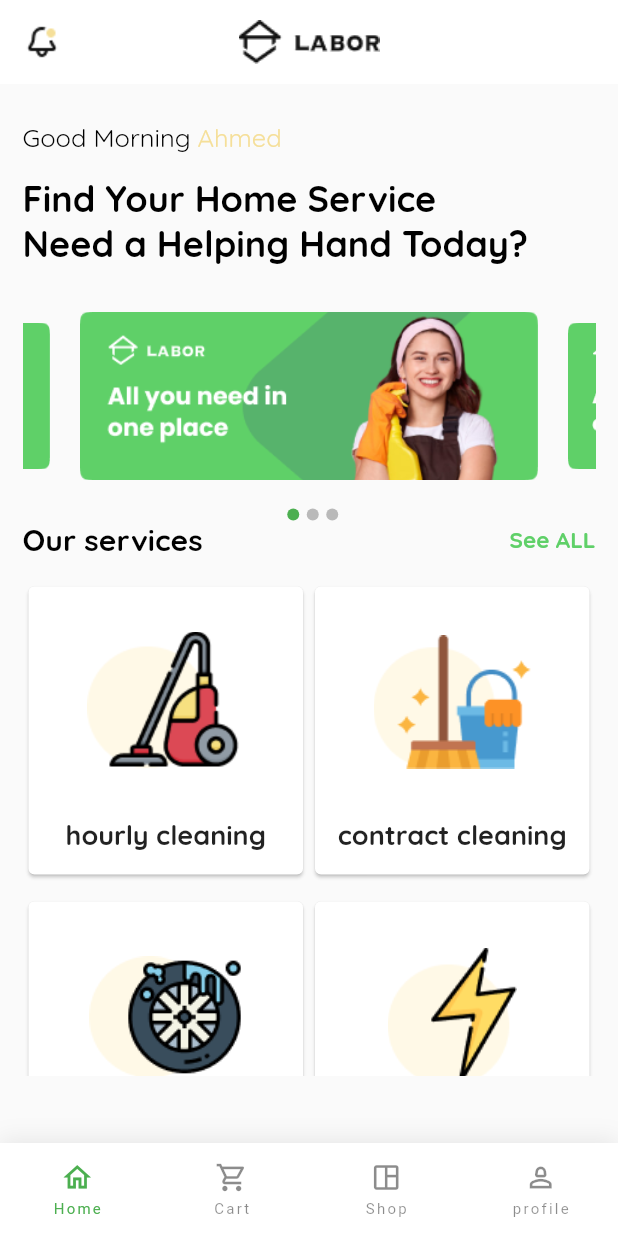
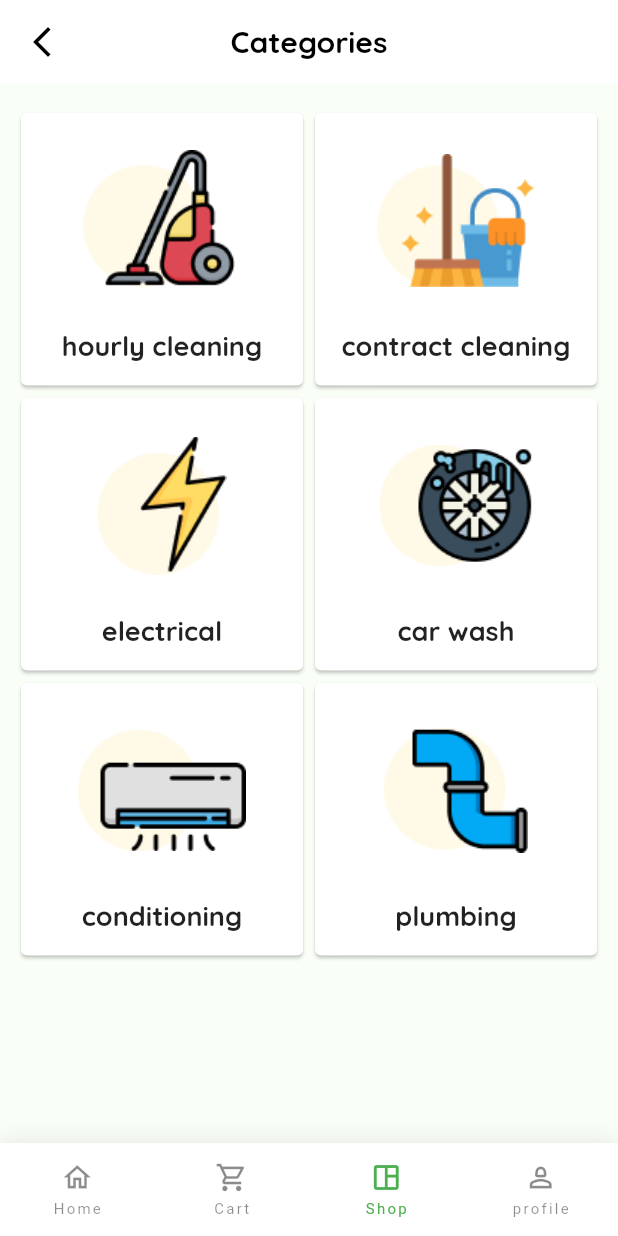
Before and after one commit to Ahmed-Alshobaki/Home-Services-App, a Flutter app: the screen it shows after launch, on a phone screen of 412 x 824 dp. Run offline on Flutter 3.47's test engine with Material 2 defaults, Android fonts, the phone set to English and light mode, and no system bars; drawn by our look-alikes of carousel_slider; our stand-ins replace awesome_bottom_bar, awesome_dialog, dartz, flutter_otp_text_field, get, introduction_screen and 1 more; missing offline and left inert: flutter_floating_bottom_bar, image_pickers.

Commit message:
Add-Categories

```diff
--- a/lib/controlle/Home/Home.dart
+++ b/lib/controlle/Home/Home.dart
@@ -2,6 +2,7 @@ import 'package:awesome_bottom_bar/tab_item.dart';
 import 'package:carousel_slider/carousel_slider.dart';
 import 'package:flutter/material.dart';
 import 'package:get/get.dart';
+import 'package:shop/core/resources/manager_routes.dart';
 
 class HomeControlle extends GetxController{
   CarouselController buttonCarouselController = CarouselController();
@@ -18,30 +19,20 @@ class HomeControlle extends GetxController{
       return  visit==index?Colors.green:Colors.black26;
       }
 
-  List<TabItem> items = [
-    TabItem(
-      icon: Icons.home_outlined,
-      title: 'Home',
-    ),
 
-
-    TabItem(
-      icon: Icons.shopping_cart_outlined,
-      title: 'Cart',
-    ),
-    TabItem(
-      icon: Icons.space_dashboard_outlined,
-      title: 'Shop',
-    ),
-    TabItem(
-      icon: Icons.person_2_outlined,
-      title: 'profile',
-    ),
-  ];
   late List<Widget>? listimages = [Image.asset("assets/home/1.png"),Image.asset("assets/home/1.png"),Image.asset("assets/home/1.png")];
   getdataindex(int index){
     this.indexx = index;
     update();
 
   }
+
+  gotoshop(){
+    if(visit==2){
+      Get.toNamed(ManagerRoutes.Shop);
+      update();
+      visit=0;
+    }
+
+  }
 }
--- /dev/null
+++ b/lib/controlle/Shop/Shop.dart
@@ -0,0 +1,9 @@
+import 'package:get/get.dart';
+
+class ShopController extends GetxController{
+  late int visit = 2;
+  getdata(int index ){
+    visit = index;
+    update();
+  }
+}
--- a/lib/core/constant/Pages.dart
+++ b/lib/core/constant/Pages.dart
@@ -7,6 +7,7 @@ import '../../view/Auth/login/Login.dart';
 import '../../view/Auth/verifycodeReset/verifycode.dart';
 import '../../view/Auth/verifycodeResetSingup/verifycode.dart';
 import '../../view/Home/Home.dart';
+import '../../view/Home/shop.dart';
 import '../../view/welcome page/language/language.dart';
 import '../../view/welcome page/onboarding1/onboarding1.dart';
 import '../../view/welcome page/splash/splash.dart';
@@ -26,6 +27,7 @@ class Pages {
     GetPage(name: ManagerRoutes.ResetPassword, page: () => ResetPassword()),
     GetPage(name: ManagerRoutes.VerifyCodeSingup, page: () => VerifyCodeSingup()),
     GetPage(name: ManagerRoutes.Home, page: () => Home()),
+    GetPage(name: ManagerRoutes.Shop, page: () => Shop()),
 
 
   ];
--- a/lib/core/resources/manager_routes.dart
+++ b/lib/core/resources/manager_routes.dart
@@ -13,4 +13,8 @@ class ManagerRoutes {
   static const VerifyCodeSingup = "/VerifyCodeSingup";
   //Home
   static const Home = "/Home";
+  static const Shop = "/Shop";
+
+
+
 }
--- a/lib/core/resources/manager_strings.dart
+++ b/lib/core/resources/manager_strings.dart
@@ -59,5 +59,6 @@ class ManagerStrings {
 Need a Helping Hand Today?''';
   static const String  Ourservices=  "Our services";
   static const String  SeeALL=  "See ALL";
+  static const String  Categories=  "Categories";
 
 }
--- a/lib/main.dart
+++ b/lib/main.dart
@@ -4,6 +4,7 @@ import 'package:image_pickers/image_pickers.dart';
 import 'package:shop/core/resources/manager_colors.dart';
 import 'package:shop/core/resources/manager_routes.dart';
 import 'package:shop/view/Home/Home.dart';
+import 'package:shop/view/Home/shop.dart';
 import 'package:shop/view/test.dart';
 
 import 'Localizations/welcome page/locale/locale.dart';
@@ -37,7 +38,7 @@ class MyApp extends StatelessWidget {
      // initialRoute: ManagerRoutes.splash,
       locale: Get.deviceLocale,
       translations: Translations1(),
-     home: Home(),
+     home: Shop(),
       theme: ThemeData(
           colorScheme:
               ThemeData().colorScheme.copyWith(primary: ManagerColors.black80),
--- a/lib/view/Home/Home.dart
+++ b/lib/view/Home/Home.dart
@@ -15,6 +15,7 @@ import 'package:shop/view/test.dart';
 import '../../controlle/Home/Home.dart';
 import '../../core/resources/manager_fonts.dart';
 import '../test.dart';
+import '../widget/BottomBarFloating.dart';
 
 class Home extends StatelessWidget {
   Home({super.key});
@@ -36,16 +37,11 @@ class Home extends StatelessWidget {
       bottomNavigationBar: GetBuilder<HomeControlle>(
         init: HomeControlle(),
         builder: (controller) {
-          return BottomBarFloating(
-              items: control.items,
-              backgroundColor: Colors.white,
-              color: Colors.black45,
-              colorSelected: Colors.green,
-              indexSelected: control.visit,
-              onTap: (int index) {
-                control.getdata(index);
-                print(index);
-              });
+          return BottomBarFloatinn(indexSelected: control.visit,onTap: (i){
+            control.getdata(i);
+                 print(i);
+          },itemss:BottomBarFloatinn.items ,);
+
         },
       ),
       body: Container(
@@ -100,6 +96,7 @@ class Home extends StatelessWidget {
                     options: CarouselOptions(
                       onPageChanged: (i, o) {
                         control.getdataindex(i);
+                        control.gotoshop();
                         print(control.indexx);
                       },
                       height: 150,
@@ -129,7 +126,7 @@ class Home extends StatelessWidget {
                         mainAxisAlignment: MainAxisAlignment.center,
                         children: [
                           ...List.generate(
-                            control.items.length - 1,
+                                      3,
                                 (index) => AnimatedContainer(
                               margin: EdgeInsetsDirectional.only(start: 5),
                               duration: Duration(seconds: 500),
--- /dev/null
+++ b/lib/view/Home/shop.dart
@@ -0,0 +1,224 @@
+import 'package:flutter/material.dart';
+import 'package:get/get.dart';
+import 'package:shop/core/resources/manager_fonts.dart';
+import 'package:shop/core/resources/manager_strings.dart';
+
+import '../../controlle/Shop/Shop.dart';
+import '../widget/BottomBarFloating.dart';
+
+class Shop extends StatelessWidget {
+  Shop({super.key});
+
+  ShopController shopController = Get.put(ShopController());
+
+  @override
+  Widget build(BuildContext context) {
+    return Scaffold(
+      backgroundColor: Color(0xffF9FFF6),
+      appBar: AppBar(
+        elevation: 0,
+        centerTitle: true,
+        title: const Text(
+          ManagerStrings.Categories,
+          style: TextStyle(
+              color: Colors.black,
+              fontFamily: ManagerFont.quicksand,
+              fontSize: 20),
+        ),
+        leading: IconButton(
+          onPressed: () {
+            Get.back();
+          },
+          icon: Icon(Icons.arrow_back_ios_new),
+        ),
+      ),
+      bottomNavigationBar: GetBuilder<ShopController>(
+        builder: (controller) {
+          return Container(
+            child: BottomBarFloatinn(
+              indexSelected: shopController.visit,
+              onTap: (i) {
+                shopController.getdata(i);
+              },
+              itemss: BottomBarFloatinn.items,
+            ),
+          );
+        },
+      ),
+      body: Container(
+        padding: EdgeInsetsDirectional.symmetric(vertical: 15,horizontal: 10),
+          height: double.infinity,
+          width: double.infinity,
+          child: ListView(
+            scrollDirection: Axis.vertical,
+            children: [
+              Column(
+                children: [
+                  Row(
+                    children: [
+                      Expanded(
+                          child: Container(
+
+                            height: 190,
+                            width: double.infinity,
+                            child: const Card(
+                                child: Column(
+                                  children: [
+                                    Expanded(
+                                      child: Image(
+                                          image: AssetImage(
+                                              "assets/home/Group1a.png")),
+                                    ),
+                                    Text(
+                                      "hourly cleaning",
+                                      style: TextStyle(
+                                          fontSize: 18,
+                                          fontFamily: ManagerFont.quicksand),
+                                    ),
+                                    SizedBox(
+                                      height: 15,
+                                    ),
+                                  ],
+                                )),
+                          )),
+                      Expanded(
+                          child: Container(
+                            height: 190,
+                            width: double.infinity,
+                            child: const Card(
+                                child: Column(
+                                  children: [
+                                    Expanded(
+                                      child: Image(
+                                          image: AssetImage(
+                                              "assets/home/Group2a.png")),
+                                    ),
+                                    Text(
+                                      "contract cleaning",
+                                      style: TextStyle(
+                                          fontSize: 18,
+                                          fontFamily: ManagerFont.quicksand),
+                                    ),
+                                    SizedBox(
+                                      height: 15,
+                                    ),
+                                  ],
+                                )),
+                          )),
+                    ],
+                  ),
+                  Row(
+                    children: [
+                      Expanded(
+                          child: Container(
+
+                            height: 190,
+                            width: double.infinity,
+                            child: const Card(
+                                child: Column(
+                                  children: [
+                                    Expanded(
+                                      child: Image(
+                                          image: AssetImage(
+                                              "assets/home/Group2b.png")),
+                                    ),
+                                    Text(
+                                      "electrical",
+                                      style: TextStyle(
+                                          fontSize: 18,
+                                          fontFamily: ManagerFont.quicksand),
+                                    ),
+                                    SizedBox(
+                                      height: 15,
+                                    ),
+                                  ],
+                                )),
+                          )),
+                      Expanded(
+                          child: Container(
+                            height: 190,
+                            width: double.infinity,
+                            child: const Card(
+                                child: Column(
+                                  children: [
+                                    Expanded(
+                                      child: Image(
+                                          image: AssetImage(
+                                              "assets/home/Group2.png")),
+                                    ),
+                                    Text(
+                                      "car wash",
+                                      style: TextStyle(
+                                          fontSize: 18,
+                                          fontFamily: ManagerFont.quicksand),
+                                    ),
+                                    SizedBox(
+                                      height: 15,
+                                    ),
+                                  ],
+                                )),
+                          )),
+                    ],
+                  ),
+                  Row(
+                    children: [
+                      Expanded(
+                          child: Container(
+
+                            height: 190,
+                            width: double.infinity,
+                            child: const Card(
+                                child: Column(
+                                  children: [
+                                    Expanded(
+                                      child: Image(
+                                          image: AssetImage(
+                                              "assets/home/Group1zon.png")),
+                                    ),
+                                    Text(
+                                      "conditioning",
+                                      style: TextStyle(
+                                          fontSize: 18,
+                                          fontFamily: ManagerFont.quicksand),
+                                    ),
+                                    SizedBox(
+                                      height: 15,
+                                    ),
+                                  ],
+                                )),
+                          )),
+                      Expanded(
+                          child: Container(
+                            height: 190,
+                            width: double.infinity,
+                            child: const Card(
+                                child: Column(
+                                  children: [
+                                    Expanded(
+                                      child: Image(
+                                          image: AssetImage(
+                                              "assets/home/Groupzon2.png")),
+                                    ),
+                                    Text(
+                                      "plumbing",
+                                      style: TextStyle(
+                                          fontSize: 18,
+                                          fontFamily: ManagerFont.quicksand),
+                                    ),
+                                    SizedBox(
+                                      height: 15,
+                                    ),
+                                  ],
+                                )),
+                          )),
+                    ],
+                  ),
+                ],
+
+              ),
+
+            ],
+          ))
+    );
+  }
+}
--- /dev/null
+++ b/lib/view/widget/BottomBarFloating.dart
@@ -0,0 +1,42 @@
+import 'package:awesome_bottom_bar/awesome_bottom_bar.dart';
+import 'package:flutter/material.dart';
+
+class BottomBarFloatinn extends StatelessWidget {
+    int indexSelected = 0;
+    Function(int)? onTap;
+    List<TabItem<dynamic>>? itemss;
+   static List<TabItem> items = [
+      TabItem(
+        icon: Icons.home_outlined,
+        title: 'Home',
+      ),
+
+
+      TabItem(
+        icon: Icons.shopping_cart_outlined,
+        title: 'Cart',
+      ),
+      TabItem(
+        icon: Icons.space_dashboard_outlined,
+        title: 'Shop',
+      ),
+      TabItem(
+        icon: Icons.person_2_outlined,
+        title: 'profile',
+      ),
+    ];
+   BottomBarFloatinn({super.key,required this.indexSelected ,required this.onTap,required this.itemss});
+
+  @override
+  Widget build(BuildContext context) {
+    return BottomBarFloating(
+        items: itemss!,
+        backgroundColor: Colors.white,
+        color: Colors.black45,
+        colorSelected: Colors.green,
+        indexSelected:indexSelected,
+        onTap: onTap,
+
+        );
+  }
+}
```
Also changed, not shown: assets/home/Group1zon.png (added), assets/home/Groupzon2.png (added), pubspec.lock.
